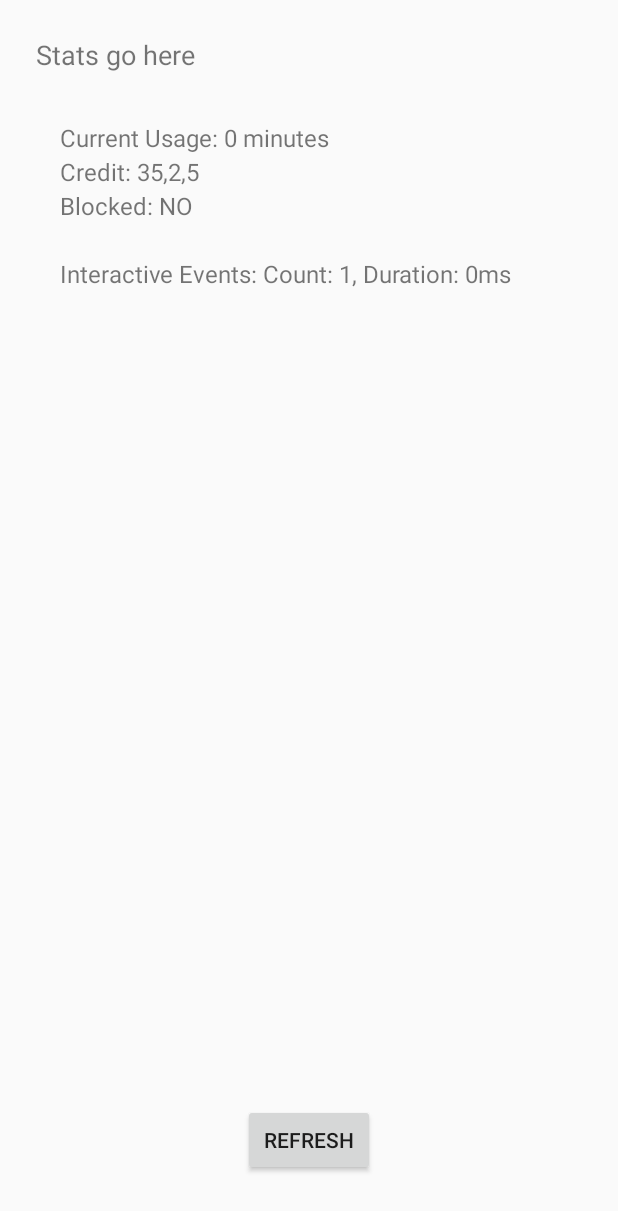
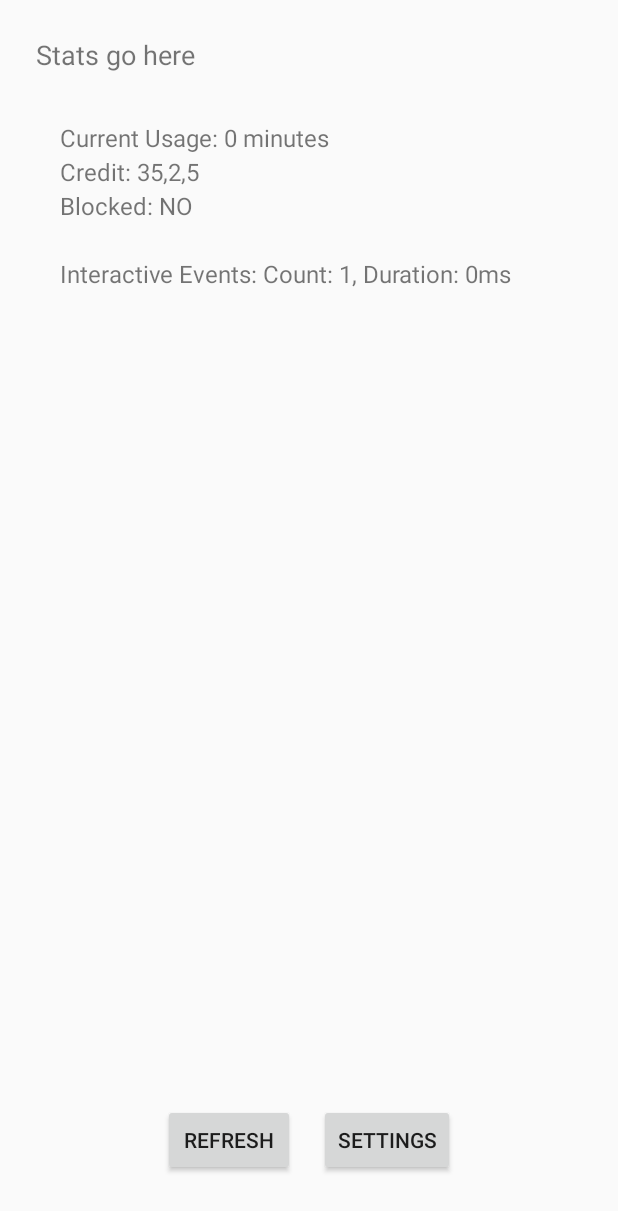
Before and after one commit to childscreentime/cst, an Android app: the StatusFragment screen opened directly, with no data from a screen before it, on a phone screen of 412 x 824 dp. Shown: the top 1211 px of the screen. Run offline under Robolectric (Android 15) with nearby library versions, the phone set to English and light mode, and no system bars.

Commit message:
added settings button

```diff
--- a/app/src/main/java/io/github/childscreentime/ui/fragments/StatusFragment.java
+++ b/app/src/main/java/io/github/childscreentime/ui/fragments/StatusFragment.java
@@ -20,7 +20,6 @@ import io.github.childscreentime.core.ScreenTimeApplication;
 import io.github.childscreentime.core.TimeManager;
 import io.github.childscreentime.databinding.FragmentStatusBinding;
 import io.github.childscreentime.model.Credit;
-import io.github.childscreentime.ui.dialog.NoticeDialogFragment;
 import io.github.childscreentime.utils.Utils;
 
 /**
@@ -67,6 +66,15 @@ public class StatusFragment extends Fragment {
         View refreshButton = binding.getRoot().findViewById(R.id.refreshButton);
         if (refreshButton != null) {
             refreshButton.setOnClickListener(v -> refreshStatus());
+        }
+
+        // Set up settings button for admin access
+        View settingsButton = binding.getRoot().findViewById(R.id.settingsButton);
+        if (settingsButton != null) {
+            settingsButton.setOnClickListener(v -> {
+                Log.d(TAG, "Settings button clicked - opening admin dialog");
+                new NoticeDialogFragment().show(getParentFragmentManager(), "NoticeDialogFragment");
+            });
         }
     }
 
--- a/app/src/main/res/layout/fragment_status.xml
+++ b/app/src/main/res/layout/fragment_status.xml
@@ -24,13 +24,27 @@
 
     </ScrollView>
 
-    <!-- Refresh Button -->
-    <Button
-        android:id="@+id/refreshButton"
-        android:layout_width="wrap_content"
+    <!-- Button Row with Refresh and Settings -->
+    <LinearLayout
+        android:layout_width="match_parent"
         android:layout_height="wrap_content"
-        android:layout_gravity="center"
         android:layout_marginTop="16dp"
-        android:text="Refresh" />
+        android:gravity="center"
+        android:orientation="horizontal">
+
+        <Button
+            android:id="@+id/refreshButton"
+            android:layout_width="wrap_content"
+            android:layout_height="wrap_content"
+            android:layout_marginEnd="16dp"
+            android:text="Refresh" />
+
+        <Button
+            android:id="@+id/settingsButton"
+            android:layout_width="wrap_content"
+            android:layout_height="wrap_content"
+            android:text="Settings" />
+
+    </LinearLayout>
 
 </LinearLayout>
```
